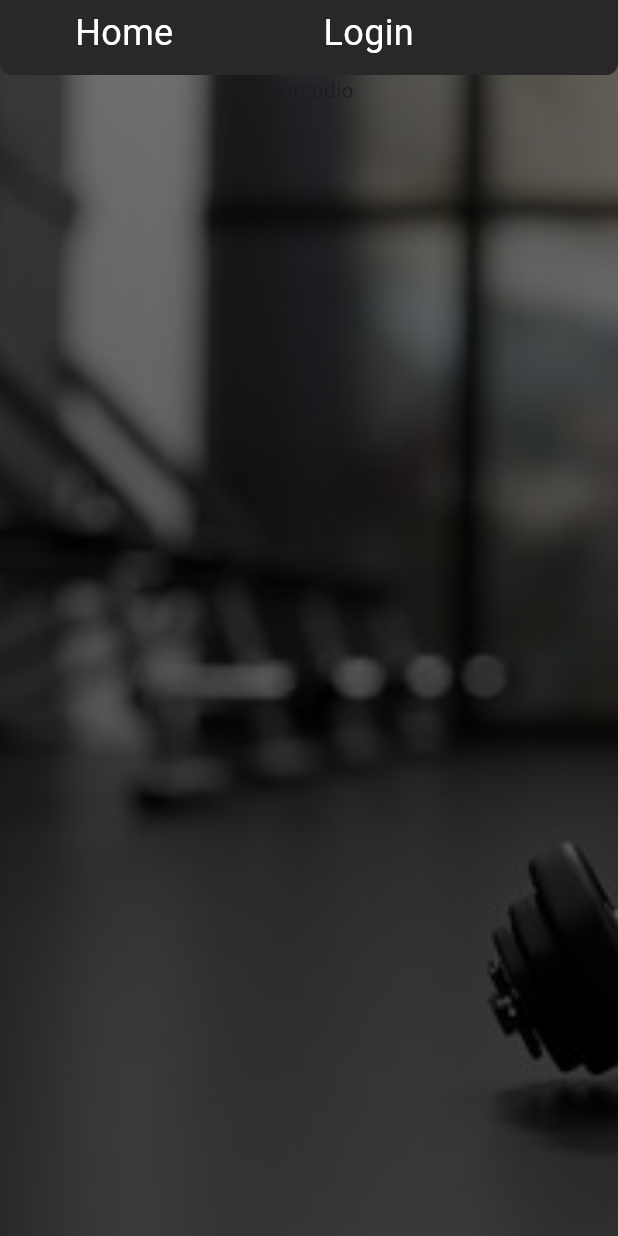
After one commit to ImDxni/GymNotes, a Flutter app: the AppView screen opened by its route, after a tap on "Login", after a tap on "Accedi", on a phone screen of 412 x 824 dp. The commit adds this screen. Run offline on Flutter 3.47's test engine with Material 3 defaults, Android fonts, the phone set to English and light mode, and no system bars; our stand-ins replace go_router, google_fonts; Roboto replaces fonts that are missing (Koulen).

Commit message:
some stuffs

```diff
--- /dev/null
+++ b/gym_notes/lib/components/navigation/nav_bar.dart
@@ -0,0 +1,36 @@
+import 'package:GymNotes/routing/routes.dart';
+import 'package:flutter/material.dart';
+
+import 'nav_item.dart';
+
+class NavBar extends StatefulWidget {
+  @override
+  _NavigationBarState createState() => _NavigationBarState();
+}
+
+class _NavigationBarState extends State<NavBar> {
+  @override
+  Widget build(BuildContext context) {
+    return Container(
+      height: 50.0,
+      decoration: BoxDecoration(
+        borderRadius: BorderRadius.only(bottomLeft: Radius.circular(8), bottomRight: Radius.circular(8)),
+        color: Color.fromRGBO(41, 39, 39, 1),
+      ),
+      child: Row(
+        mainAxisAlignment: MainAxisAlignment.start,
+        mainAxisSize: MainAxisSize.max,
+        children: [
+          NavigationItem(
+            title: 'Home',
+            routeName: routeHome,
+          ),
+          NavigationItem(
+              title: 'Login',
+              routeName: routeLogin
+          ),
+        ],
+      ),
+    );
+  }
+}
--- /dev/null
+++ b/gym_notes/lib/components/navigation/nav_item.dart
@@ -0,0 +1,58 @@
+import 'package:flutter/material.dart';
+import 'package:go_router/go_router.dart';
+import 'package:google_fonts/google_fonts.dart';
+
+class NavigationItem extends StatefulWidget {
+  final String title;
+  final String routeName;
+
+  NavigationItem({required this.title, required this.routeName});
+
+  @override
+  State<StatefulWidget> createState() => NavigationItemState();
+}
+
+class NavigationItemState extends State<NavigationItem> {
+  bool hover = false;
+
+  void toggleUnderline(bool state) {
+    setState(() {
+      hover = state;
+    });
+  }
+
+  @override
+  Widget build(BuildContext context) {
+    return Padding(
+      padding: const EdgeInsets.symmetric(horizontal: 50.0),
+      child: InkWell(
+        onHover: (state) {
+          toggleUnderline(state);
+        },
+        onTap: () {
+          context.go(widget.routeName);
+        },
+        child: Column(
+          mainAxisSize: MainAxisSize.min,
+          children: [
+            Text(
+              widget.title,
+              style: GoogleFonts.koulen(
+                color: Colors.white,
+                fontSize: 24,
+              ),
+            ),
+            const SizedBox(height: 4), // Spazio tra il testo e la linea
+            AnimatedContainer(
+              duration: const Duration(milliseconds: 300),
+              curve: Curves.easeInOut,
+              height: 2,
+              width: hover ? 50 : 0, // Larghezza della linea animata
+              color: Colors.white,
+            ),
+          ],
+        ),
+      ),
+    );
+  }
+}
--- /dev/null
+++ b/gym_notes/lib/layouts/app_view.dart
@@ -0,0 +1,46 @@
+import 'package:GymNotes/components/navigation/nav_bar.dart';
+import 'package:flutter/material.dart';
+
+class AppView extends StatelessWidget {
+  final Widget child;
+
+  const AppView({super.key, required this.child});
+
+  @override
+  Widget build(BuildContext context) {
+    return Scaffold(
+      resizeToAvoidBottomInset: false, // Gestione manuale della tastiera
+      body: Stack(
+        children: [
+          // Sfondo che copre l'intera schermata
+          Positioned.fill(
+            child: DecoratedBox(
+              decoration: const BoxDecoration(
+                image: DecorationImage(
+                  image: AssetImage("assets/images/background.jpg"),
+                  fit: BoxFit.cover,
+                ),
+              ),
+            ),
+          ), // Sovrapposizione scura
+          Positioned.fill(
+            child: Container(
+              color: Colors.black.withOpacity(0.5),
+            ),
+          ),
+          // Contenuto sopra l'immagine di sfondo
+          SafeArea(
+            child: Column(
+              children: [
+                NavBar(),
+                Flexible(
+                  child: SingleChildScrollView(child:child),
+                ),
+              ],
+            ),
+          ),
+        ],
+      ),
+    );
+  }
+}
--- a/gym_notes/lib/layouts/base_layout.dart
+++ b/gym_notes/lib/layouts/base_layout.dart
@@ -1,18 +1,45 @@
 import 'package:flutter/material.dart';
 
-class BaseLayout extends StatelessWidget {
+class BaseLayout extends StatefulWidget {
   const BaseLayout({super.key, this.child});
 
   final Widget? child;
 
   @override
+  State<BaseLayout> createState() => _BaseLayoutState();
+}
+
+class _BaseLayoutState extends State<BaseLayout> {
+  final ScrollController _scrollController = ScrollController();
+  bool _isKeyboardOpen = false;
+
+  @override
   Widget build(BuildContext context) {
     double keyboardHeight = MediaQuery.of(context).viewInsets.bottom;
 
+    // Se la tastiera è aperta e non abbiamo già scrollato
+    if (keyboardHeight > 0 && !_isKeyboardOpen) {
+      _isKeyboardOpen = true; // Imposta lo stato della tastiera a "aperta"
+
+      // Aggiungi un leggero ritardo prima di fare lo scroll
+      WidgetsBinding.instance.addPostFrameCallback((_) {
+        Future.delayed(const Duration(milliseconds: 300), () {
+          _scrollController.animateTo(
+            _scrollController.position.maxScrollExtent,
+            duration: const Duration(milliseconds: 300),
+            curve: Curves.easeInOut,
+          );
+        });
+      });
+    } else if (keyboardHeight == 0 && _isKeyboardOpen) {
+      _isKeyboardOpen = false; // La tastiera è chiusa
+    }
+
     return Scaffold(
-      resizeToAvoidBottomInset: false,
+      resizeToAvoidBottomInset: false, // Gestione manuale della tastiera
       body: Stack(
         children: [
+          // Sfondo
           DecoratedBox(
             decoration: const BoxDecoration(
               image: DecorationImage(
@@ -27,7 +54,8 @@ class BaseLayout extends StatelessWidget {
           // Contenuto scrollabile sopra l'immagine di sfondo
           SafeArea(
             child: SingleChildScrollView(
-              physics: BouncingScrollPhysics(), // Effetto di rimbalzo su mobile
+              controller: _scrollController,
+              physics: const BouncingScrollPhysics(), // Effetto di rimbalzo su mobile
               child: Padding(
                 padding: EdgeInsets.only(
                   left: 16.0,
@@ -35,11 +63,13 @@ class BaseLayout extends StatelessWidget {
                   top: 16.0,
                   bottom: keyboardHeight > 0 ? keyboardHeight : 16.0, // Aggiungi padding inferiore dinamico
                 ),
+                child: TextFieldTapRegion( // Avvolgi tutto il contenuto che ha TextField
                   child: ConstrainedBox(
                     constraints: BoxConstraints(
                       minHeight: MediaQuery.of(context).size.height - keyboardHeight,
                     ),
-                  child: child,
+                    child: widget.child,
+                  ),
                 ),
               ),
             ),
--- a/gym_notes/lib/main.dart
+++ b/gym_notes/lib/main.dart
@@ -1,6 +1,8 @@
-import 'package:GymNotes/pages/login_page.dart';
+
 import 'package:flutter/material.dart';
 import 'package:provider/provider.dart';
+
+import 'package:GymNotes/routing/routes.dart';
 
 void main() {
   runApp(MyApp());
@@ -13,9 +15,12 @@ class MyApp extends StatelessWidget {
   Widget build(BuildContext context) {
     return ChangeNotifierProvider(
       create: (context) => MyAppState(),
-      child: MaterialApp(
-        title: 'GymNotes',
-        home: MyHomePage(),
+      child: MaterialApp.router(
+        title: 'GymNotee',
+        routerDelegate: router.routerDelegate,
+        routeInformationParser: router.routeInformationParser,
+        routeInformationProvider: router.routeInformationProvider,
+
       ),
     );
   }
@@ -24,10 +29,3 @@ class MyApp extends StatelessWidget {
 class MyAppState extends ChangeNotifier {
 
 }
-
-class MyHomePage extends StatelessWidget {
-  @override
-  Widget build(BuildContext context) {
-    return LoginPage();
-  }
-}
--- /dev/null
+++ b/gym_notes/lib/pages/home_page.dart
@@ -0,0 +1,12 @@
+import 'package:flutter/material.dart';
+
+
+class HomePage extends StatelessWidget {
+  @override
+  Widget build(BuildContext context) {
+    return Container(
+      child: Text("POrcodio")
+    );
+  }
+
+}
--- a/gym_notes/lib/pages/login_page.dart
+++ b/gym_notes/lib/pages/login_page.dart
@@ -1,4 +1,6 @@
+import 'package:GymNotes/routing/routes.dart';
 import 'package:flutter/material.dart';
+import 'package:go_router/go_router.dart';
 import 'package:google_fonts/google_fonts.dart';
 
 import '../components/button.dart';
@@ -47,7 +49,7 @@ class LoginPageState extends State<LoginPage> {
                   SizedBox(
                     height: 50,
                   ),
-                  LoginTextField(text: "Username"),
+                  LoginTextField(text: "Usernamess"),
                   SizedBox(
                     height: 20,
                   ),
@@ -55,7 +57,9 @@ class LoginPageState extends State<LoginPage> {
                   SizedBox(
                     height: 20,
                   ),
-                  Button(text: "Accedi ", callback: () => {print("premuto 2")}),
+                  Button(text: "Accedi ", callback: () => {
+                    context.go(routeHome)
+                  }),
                   SizedBox(
                     height: 15,
                   ),
--- /dev/null
+++ b/gym_notes/lib/routing/routes.dart
@@ -0,0 +1,46 @@
+import 'package:GymNotes/layouts/app_view.dart';
+import 'package:GymNotes/pages/home_page.dart';
+import 'package:GymNotes/pages/login_page.dart';
+import 'package:flutter/material.dart';
+import 'package:go_router/go_router.dart';
+
+const String routeHome = '/home';
+const String routeLogin = '/login';
+const String routeContacts = '/contacts';
+
+final navKey = GlobalKey<NavigatorState>();
+
+final GoRouter router = GoRouter(
+  initialLocation: '/login',
+  routes: [
+    GoRoute(
+      path: routeHome,
+      builder: RouteGenerator.generateRoute,
+    ),
+    GoRoute(
+      path: routeLogin,
+      builder: RouteGenerator.generateRoute,
+    ),
+  ],
+);
+
+class RouteGenerator {
+  static Widget generateRoute(BuildContext context, GoRouterState state) {
+    Widget page;
+
+    switch (state.path) {
+      case routeHome:
+        page = HomePage();
+      case routeLogin:
+        page = LoginPage();
+      default:
+        return LoginPage();
+    }
+
+    if(state.path != routeLogin){
+      return AppView(child: page);
+    }
+
+    return page;
+  }
+}
--- a/gym_notes/pubspec.yaml
+++ b/gym_notes/pubspec.yaml
@@ -15,6 +15,7 @@ dependencies:
   english_words: ^4.0.0
   provider: ^6.0.0
   google_fonts: ^6.2.1
+  go_router: ^14.3.0
 
 dev_dependencies:
   flutter_test:
```
Also changed, not shown: gym_notes/pubspec.lock. Lines whose indentation alone changed are shown as unchanged.
